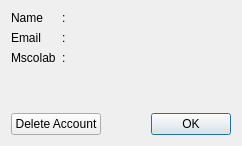
Before: the Qt Designer form mslib/msui/ui/ui_mscolab_profile_dialog.ui in Open-MSS/MSS, drawn with Qt 5.
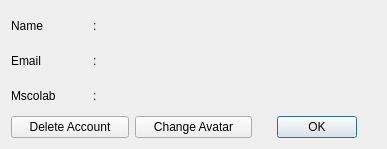
After: the same form once the commit is applied. Icons and pictures are not drawn.

Commit message: Implemented feature: Allow users to set custom profile pictures

```diff
--- a/mslib/msui/ui/ui_mscolab_profile_dialog.ui
+++ b/mslib/msui/ui/ui_mscolab_profile_dialog.ui
@@ -6,23 +6,16 @@
    <rect>
     <x>0</x>
     <y>0</y>
-    <width>242</width>
-    <height>146</height>
+    <width>387</width>
+    <height>149</height>
    </rect>
   </property>
   <property name="windowTitle">
    <string>MSColab Profile</string>
   </property>
   <layout class="QGridLayout" name="gridLayout">
-   <item row="0" column="0">
+   <item row="0" column="0" colspan="2">
     <layout class="QGridLayout" name="infoGl">
-     <item row="0" column="2">
-      <widget class="QLabel" name="usernameLabel_2">
-       <property name="text">
-        <string/>
-       </property>
-      </widget>
-     </item>
      <item row="1" column="2">
       <widget class="QLabel" name="emailLabel_2">
        <property name="text">
@@ -30,17 +23,10 @@
        </property>
       </widget>
      </item>
-     <item row="2" column="0">
-      <widget class="QLabel" name="mscolabURLLabel">
+     <item row="0" column="1" alignment="Qt::AlignLeft">
+      <widget class="QLabel" name="label">
        <property name="text">
-        <string>Mscolab</string>
-       </property>
-      </widget>
-     </item>
-     <item row="2" column="2">
-      <widget class="QLabel" name="mscolabURLLabel_2">
-       <property name="text">
-        <string/>
+        <string>:</string>
        </property>
       </widget>
      </item>
@@ -58,13 +44,27 @@
        </property>
       </widget>
      </item>
-     <item row="0" column="1" alignment="Qt::AlignLeft">
-      <widget class="QLabel" name="label">
+     <item row="0" column="2">
+      <widget class="QLabel" name="usernameLabel_2">
+       <property name="text">
+        <string/>
+       </property>
+      </widget>
+     </item>
+     <item row="2" column="1">
+      <widget class="QLabel" name="label_3">
        <property name="text">
         <string>:</string>
        </property>
       </widget>
      </item>
+     <item row="2" column="2">
+      <widget class="QLabel" name="mscolabURLLabel_2">
+       <property name="text">
+        <string/>
+       </property>
+      </widget>
+     </item>
      <item row="1" column="1" alignment="Qt::AlignLeft">
       <widget class="QLabel" name="label_2">
        <property name="text">
@@ -72,16 +72,16 @@
        </property>
       </widget>
      </item>
-     <item row="2" column="1" alignment="Qt::AlignLeft">
-      <widget class="QLabel" name="label_3">
+     <item row="2" column="0">
+      <widget class="QLabel" name="mscolabURLLabel">
        <property name="text">
-        <string>:</string>
+        <string>Mscolab</string>
        </property>
       </widget>
      </item>
     </layout>
    </item>
-   <item row="0" column="1" rowspan="2">
+   <item row="0" column="2">
     <layout class="QVBoxLayout" name="gravatarVl">
      <item alignment="Qt::AlignHCenter|Qt::AlignVCenter">
       <widget class="QLabel" name="gravatarLabel">
@@ -98,22 +98,51 @@
      </item>
     </layout>
    </item>
-   <item row="2" column="1" alignment="Qt::AlignRight">
-    <widget class="QDialogButtonBox" name="buttonBox">
-     <property name="standardButtons">
-      <set>QDialogButtonBox::Ok</set>
-     </property>
-    </widget>
-   </item>
-   <item row="2" column="0" alignment="Qt::AlignLeft">
-    <widget class="QPushButton" name="deleteAccountBtn">
-     <property name="text">
-      <string>Delete Account</string>
-     </property>
-     <property name="autoDefault">
-      <bool>false</bool>
-     </property>
-    </widget>
+   <item row="1" column="0" colspan="3">
+    <layout class="QHBoxLayout" name="horizontalLayout">
+     <item>
+      <widget class="QPushButton" name="deleteAccountBtn">
+       <property name="text">
+        <string>Delete Account</string>
+       </property>
+       <property name="iconSize">
+        <size>
+         <width>40</width>
+         <height>20</height>
+        </size>
+       </property>
+       <property name="autoDefault">
+        <bool>false</bool>
+       </property>
+      </widget>
+     </item>
+     <item>
+      <widget class="QPushButton" name="uploadImageBtn">
+       <property name="text">
+        <string>Change Avatar</string>
+       </property>
+      </widget>
+     </item>
+     <item alignment="Qt::AlignHCenter">
+      <widget class="QDialogButtonBox" name="buttonBox">
+       <property name="sizePolicy">
+        <sizepolicy hsizetype="Minimum" vsizetype="Fixed">
+         <horstretch>0</horstretch>
+         <verstretch>0</verstretch>
+        </sizepolicy>
+       </property>
+       <property name="mouseTracking">
+        <bool>false</bool>
+       </property>
+       <property name="standardButtons">
+        <set>QDialogButtonBox::Ok</set>
+       </property>
+       <property name="centerButtons">
+        <bool>false</bool>
+       </property>
+      </widget>
+     </item>
+    </layout>
    </item>
   </layout>
  </widget>
```
The commit also changes 5 other files.
